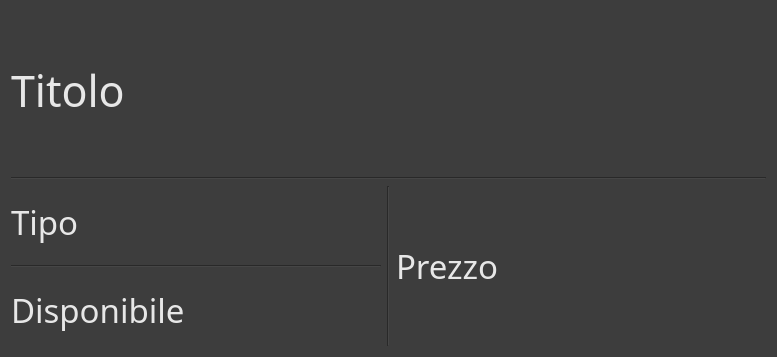
Above: posteggio.ui from riccardomalpiedi/parcheggio before the change. Below: the same form after it.
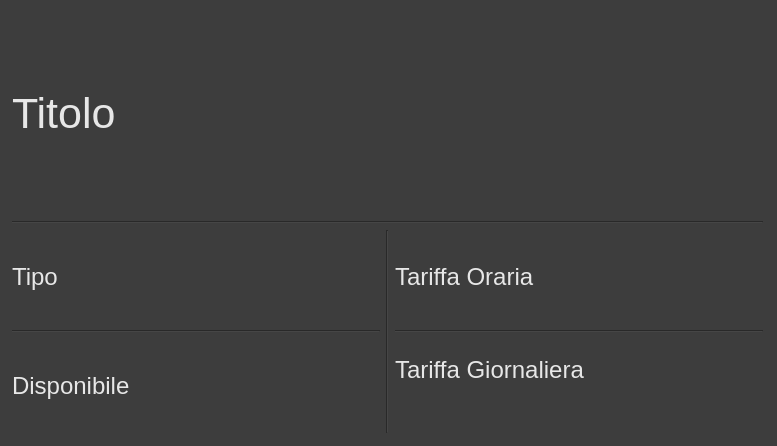
That is the form after the change.

```diff
--- a/posteggio.ui
+++ b/posteggio.ui
@@ -7,7 +7,7 @@
     <x>0</x>
     <y>0</y>
     <width>777</width>
-    <height>357</height>
+    <height>446</height>
    </rect>
   </property>
   <property name="windowTitle">
@@ -16,14 +16,26 @@
   <property name="styleSheet">
    <string notr="true">background-color: rgb(61, 61, 61);</string>
   </property>
-  <layout class="QGridLayout" name="gridLayout">
-   <item row="0" column="0">
-    <layout class="QVBoxLayout" name="verticalLayout_2">
+  <widget class="QWidget" name="">
+   <property name="geometry">
+    <rect>
+     <x>12</x>
+     <y>12</y>
+     <width>751</width>
+     <height>421</height>
+    </rect>
+   </property>
+   <property name="font">
+    <font>
+     <pointsize>12</pointsize>
+    </font>
+   </property>
+   <layout class="QVBoxLayout" name="verticalLayout_3">
      <item>
       <widget class="QLabel" name="label_titolo">
        <property name="font">
         <font>
-         <family>Bahnschrift</family>
+        <family>MS Shell Dlg 2</family>
          <pointsize>32</pointsize>
          <weight>50</weight>
          <bold>false</bold>
@@ -47,22 +59,27 @@
      <item>
       <layout class="QHBoxLayout" name="horizontalLayout">
        <item>
-        <layout class="QVBoxLayout" name="verticalLayout">
+       <layout class="QVBoxLayout" name="verticalLayout_2">
          <item>
           <widget class="QLabel" name="label_tipo">
            <property name="font">
             <font>
-             <family>Bahnschrift</family>
-             <pointsize>25</pointsize>
+            <family>MS Shell Dlg 2</family>
+            <pointsize>12</pointsize>
             </font>
            </property>
            <property name="text">
-            <string>&lt;html&gt;&lt;head/&gt;&lt;body&gt;&lt;p&gt;&lt;span style=&quot; color:#e7e7e7;&quot;&gt;Tipo&lt;/span&gt;&lt;/p&gt;&lt;/body&gt;&lt;/html&gt;</string>
+           <string>&lt;html&gt;&lt;head/&gt;&lt;body&gt;&lt;p&gt;&lt;span style=&quot; font-size:18pt; color:#e7e7e7;&quot;&gt;Tipo&lt;/span&gt;&lt;/p&gt;&lt;/body&gt;&lt;/html&gt;</string>
            </property>
           </widget>
          </item>
          <item>
           <widget class="Line" name="line_3">
+          <property name="font">
+           <font>
+            <pointsize>12</pointsize>
+           </font>
+          </property>
            <property name="orientation">
             <enum>Qt::Horizontal</enum>
            </property>
@@ -72,12 +89,12 @@
           <widget class="QLabel" name="label_disponibile">
            <property name="font">
             <font>
-             <family>Bahnschrift</family>
-             <pointsize>25</pointsize>
+            <family>MS Shell Dlg 2</family>
+            <pointsize>12</pointsize>
             </font>
            </property>
            <property name="text">
-            <string>&lt;html&gt;&lt;head/&gt;&lt;body&gt;&lt;p&gt;&lt;span style=&quot; color:#e7e7e7;&quot;&gt;Disponibile&lt;/span&gt;&lt;/p&gt;&lt;/body&gt;&lt;/html&gt;</string>
+           <string>&lt;html&gt;&lt;head/&gt;&lt;body&gt;&lt;p&gt;&lt;span style=&quot; font-size:18pt; color:#e7e7e7;&quot;&gt;Disponibile&lt;/span&gt;&lt;/p&gt;&lt;/body&gt;&lt;/html&gt;</string>
            </property>
           </widget>
          </item>
@@ -85,32 +102,68 @@
        </item>
        <item>
         <widget class="Line" name="line_2">
+        <property name="font">
+         <font>
+          <pointsize>12</pointsize>
+         </font>
+        </property>
          <property name="orientation">
           <enum>Qt::Vertical</enum>
          </property>
         </widget>
        </item>
        <item>
-        <widget class="QLabel" name="label_prezzo">
+       <layout class="QVBoxLayout" name="verticalLayout">
+        <item>
+         <widget class="QLabel" name="label_tariffa_oraria">
          <property name="font">
           <font>
-           <family>Bahnschrift</family>
-           <pointsize>25</pointsize>
+            <family>MS Shell Dlg 2</family>
+            <pointsize>12</pointsize>
           </font>
          </property>
          <property name="styleSheet">
           <string notr="true"/>
          </property>
          <property name="text">
-          <string>&lt;html&gt;&lt;head/&gt;&lt;body&gt;&lt;p&gt;&lt;span style=&quot; color:#e7e7e7;&quot;&gt;Prezzo&lt;/span&gt;&lt;/p&gt;&lt;/body&gt;&lt;/html&gt;</string>
+           <string>&lt;html&gt;&lt;head/&gt;&lt;body&gt;&lt;p&gt;&lt;span style=&quot; font-size:18pt; color:#e7e7e7;&quot;&gt;Tariffa Oraria&lt;/span&gt;&lt;/p&gt;&lt;/body&gt;&lt;/html&gt;</string>
          </property>
         </widget>
        </item>
+        <item>
+         <widget class="Line" name="line_4">
+          <property name="font">
+           <font>
+            <pointsize>12</pointsize>
+           </font>
+          </property>
+          <property name="orientation">
+           <enum>Qt::Horizontal</enum>
+          </property>
+         </widget>
+        </item>
+        <item>
+         <widget class="QLabel" name="label_tariffa_giornaliera_prenotazioni">
+          <property name="font">
+           <font>
+            <family>MS Shell Dlg 2</family>
+            <pointsize>12</pointsize>
+           </font>
+          </property>
+          <property name="styleSheet">
+           <string notr="true"/>
+          </property>
+          <property name="text">
+           <string>&lt;html&gt;&lt;head/&gt;&lt;body&gt;&lt;p&gt;&lt;span style=&quot; font-size:18pt; color:#e7e7e7;&quot;&gt;Tariffa Giornaliera &lt;/span&gt;&lt;/p&gt;&lt;p&gt;&lt;span style=&quot; font-size:18pt; color:#e7e7e7;&quot;/&gt;&lt;/p&gt;&lt;/body&gt;&lt;/html&gt;</string>
+          </property>
+         </widget>
+        </item>
       </layout>
      </item>
     </layout>
    </item>
   </layout>
+  </widget>
  </widget>
  <resources/>
  <connections/>
```
Lines whose indentation alone changed are shown as unchanged.
